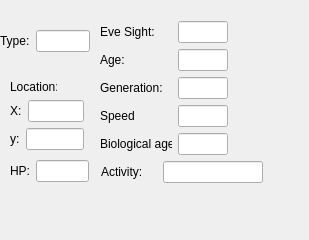
mon3/ArtificialLife, file src/grid/beingwindow.ui: the form before one commit.
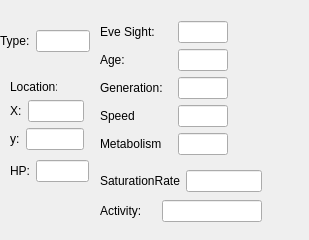
The form after the commit.

What changed in the file:
```diff
--- a/src/grid/beingwindow.ui
+++ b/src/grid/beingwindow.ui
@@ -224,7 +224,7 @@
        <item>
         <widget class="QLabel" name="label_10">
          <property name="text">
-          <string>Biological age:</string>
+          <string>Metabolism</string>
          </property>
          <property name="buddy">
           <cstring>eveSight</cstring>
@@ -298,11 +298,11 @@
      </item>
     </layout>
    </widget>
-   <widget class="QWidget" name="">
+   <widget class="QWidget" name="layoutWidget">
     <property name="geometry">
      <rect>
-      <x>101</x>
-      <y>161</y>
+      <x>100</x>
+      <y>200</y>
       <width>162</width>
       <height>22</height>
      </rect>
@@ -336,6 +336,45 @@
      </item>
     </layout>
    </widget>
+   <widget class="QWidget" name="layoutWidget_4">
+    <property name="geometry">
+     <rect>
+      <x>100</x>
+      <y>170</y>
+      <width>162</width>
+      <height>22</height>
+     </rect>
+    </property>
+    <layout class="QHBoxLayout" name="horizontalLayout_5">
+     <item>
+      <widget class="QLabel" name="label_5">
+       <property name="text">
+        <string>SaturationRate</string>
+       </property>
+       <property name="buddy">
+        <cstring>eveSight</cstring>
+       </property>
+      </widget>
+     </item>
+     <item>
+      <widget class="QLineEdit" name="saturationRate">
+       <property name="sizePolicy">
+        <sizepolicy hsizetype="Expanding" vsizetype="Fixed">
+         <horstretch>0</horstretch>
+         <verstretch>0</verstretch>
+        </sizepolicy>
+       </property>
+       <property name="maximumSize">
+        <size>
+         <width>100</width>
+         <height>16777214</height>
+        </size>
+       </property>
+      </widget>
+     </item>
+    </layout>
+   </widget>
+   <zorder>layoutWidget</zorder>
    <zorder>layoutWidget</zorder>
    <zorder>layoutWidget</zorder>
    <zorder>label_7</zorder>
```
Left out of the diff: 2 changed lines with no effect on the pictures.
